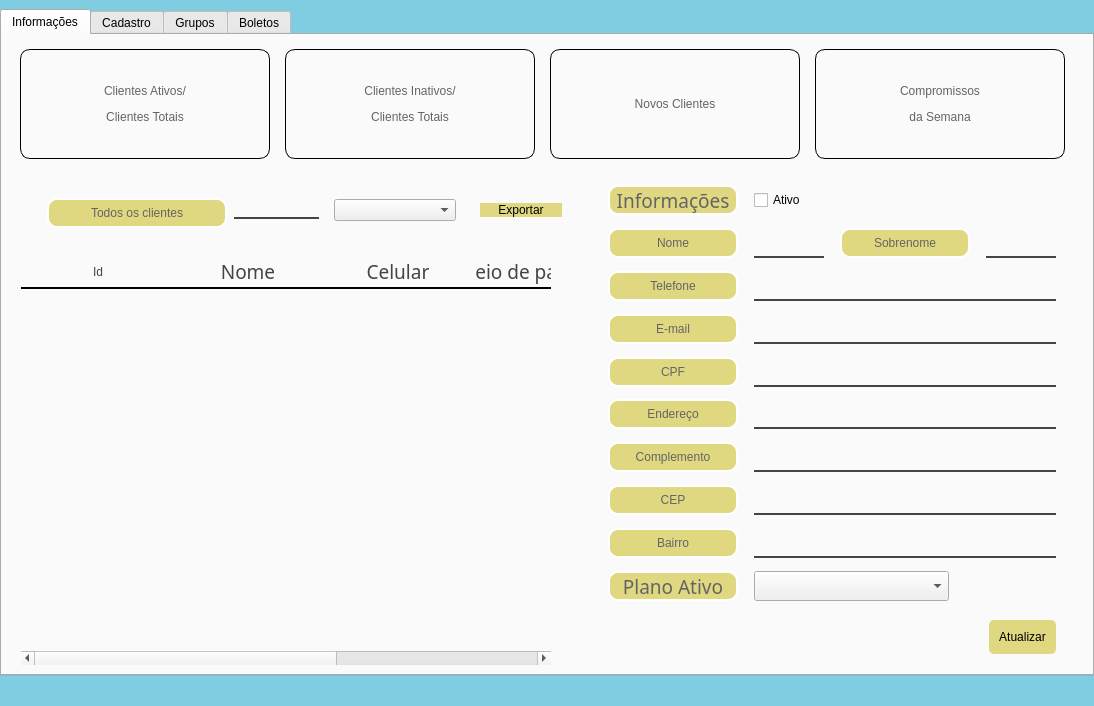
First picture: the form in Telas/UI/dashCliente.ui, repository Nautilidae-project/Nautilus, before the edit.
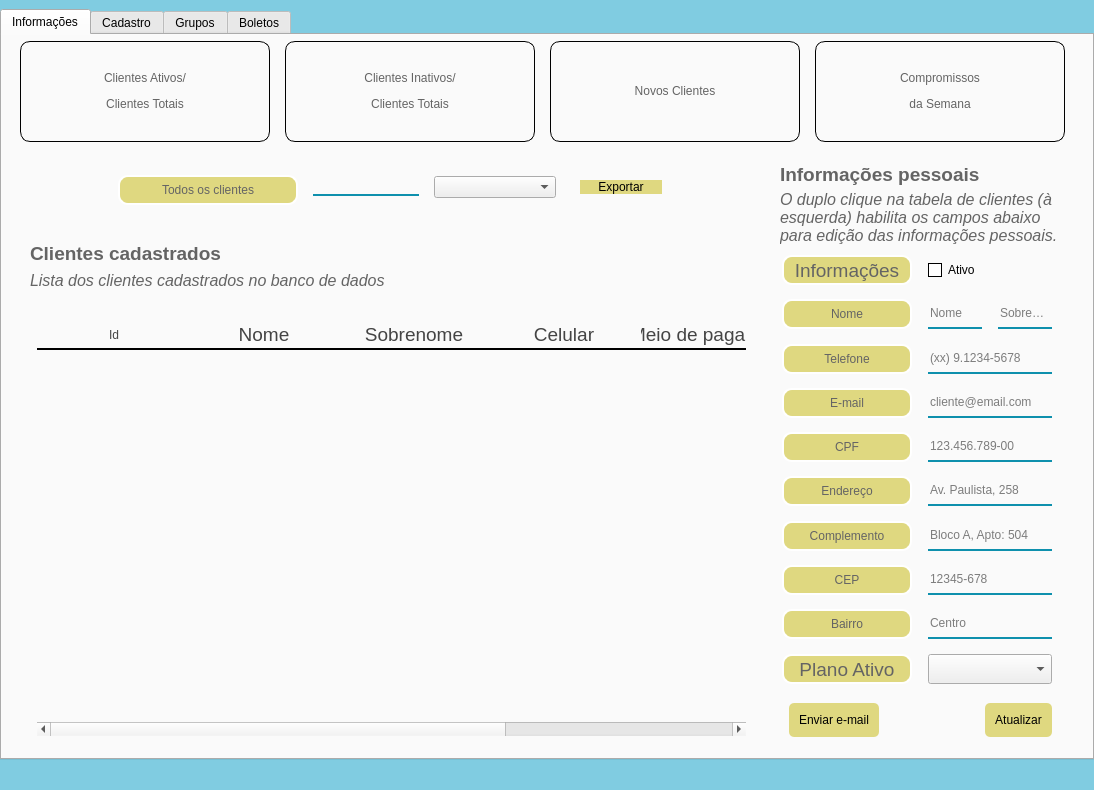
Second picture: the form after the edit. The open tabs and pages were chosen to show the change. Icons and pictures are not drawn.

Commit message: Label e loading do sistema, path arrumado, etc.

What changed in the file:
```diff
--- a/Telas/UI/dashCliente.ui
+++ b/Telas/UI/dashCliente.ui
@@ -7,9 +7,15 @@
     <x>0</x>
     <y>0</y>
     <width>1094</width>
-    <height>706</height>
+    <height>790</height>
    </rect>
   </property>
+  <property name="sizePolicy">
+   <sizepolicy hsizetype="Preferred" vsizetype="Minimum">
+    <horstretch>0</horstretch>
+    <verstretch>0</verstretch>
+   </sizepolicy>
+  </property>
   <property name="windowTitle">
    <string>Form</string>
   </property>
@@ -27,7 +33,7 @@
 
 /*------------------- Label ---------------------*/
 QLabel {
-	font: 200 14pt &quot;Fira Sans&quot; ;
+	font: 200 14pt &quot;Ubuntu&quot; ;
 
 	border-radius: 10px;
 	border: 2px solid  #fff;
@@ -43,27 +49,34 @@
 
 #lbTitulo{
 		background-color: none;
-		font: 300 22pt &quot;Fira Sans&quot; ;
+		font: 300 22pt &quot;Ubuntu&quot; ;
 }
 
 #lbCorpo{
 		background-color: none;
-		font: 200 18pt &quot;Fira Sans&quot; ;
+		font: 200 18pt &quot;Ubuntu&quot; ;
 }
 
 /*------------------- Line Edit ---------------------*/
 QLineEdit {
 	border: none;
 	background-color: #fafafa;
-	border-bottom: 2px solid #444444;
+	border-bottom: 2px solid;
+	border-color: rgb(14, 144, 173);
 	
-	font: 80 14pt &quot;Fira Sans&quot; ;
+	
+	font: 80 14pt &quot;Ubuntu&quot; ;
 
 }
 
 QLineEdit:focus{
-	border: 2px solid 444444;
-	border-radius: 10px;
+	border-width: 2px;
+	border-style: solid;
+	border-color: rgb(223, 216, 128);
+	border-top: none;
+	border-left: none;
+	border-right: none;
+/*	border-radius: 10px;*/
 }
 
 /*------------------- Push Buttom ---------------------*/
@@ -75,12 +88,21 @@
 QPushButton:hover {
 	background-color: #80CCE1;
 }
-#pbConfirmarAtualizacao{
+#pbConfirmarAtualizacao, #pbEnviarEmail{
 	border-radius: 5px;
 	padding: 10px;
 }
 
-</string>
+
+/*------------------- Table Widget ---------------------*/
+
+QTableWidget {
+	padding: 16px;
+}
+
+QTableWidget::item {
+	font-family: Ubuntu
+}</string>
   </property>
   <layout class="QGridLayout" name="gridLayout">
    <property name="leftMargin">
@@ -100,6 +122,12 @@
    </property>
    <item row="0" column="0">
     <widget class="QTabWidget" name="tabsCliente">
+     <property name="sizePolicy">
+      <sizepolicy hsizetype="Preferred" vsizetype="MinimumExpanding">
+       <horstretch>0</horstretch>
+       <verstretch>0</verstretch>
+      </sizepolicy>
+     </property>
      <property name="styleSheet">
       <string notr="true">QTabWidget::pane {
 	border-top: 3px solid;
@@ -127,7 +155,7 @@
     border-top-left-radius: 14px;
     border-top-right-radius: 14px;
 
-    padding: 10px;
+    padding: 8px;
 }
 
 QTabBar::tab:selected, QTabBar::tab:hover {
@@ -144,24 +172,114 @@
       <enum>QTabWidget::Rounded</enum>
      </property>
      <property name="currentIndex">
-      <number>2</number>
+      <number>0</number>
      </property>
      <widget class="QWidget" name="tbInfosCliente">
       <property name="enabled">
        <bool>true</bool>
       </property>
+      <property name="sizePolicy">
+       <sizepolicy hsizetype="Preferred" vsizetype="MinimumExpanding">
+        <horstretch>0</horstretch>
+        <verstretch>0</verstretch>
+       </sizepolicy>
+      </property>
+      <property name="styleSheet">
+       <string notr="true">/*#frInfoCliente {
+	background-color: rgba(197, 207, 198, 80);
+}*/
+
+/*-----------------------Frames------------------------------*/
+#frInfoBairro, 
+#frInfoCep, 
+#frInfoNome, 
+#frInfoTel, 
+#frInfoEndereco,
+#frInfoCep,
+#frInfoComplemento,
+#frInfoEmail,
+#frInfoCpf,
+#frInformacoes,
+#frInfoConfirmar,
+#frInfoMeioPag,
+#frInfoTitulo {
+	background-color: transparent;
+}
+
+#frInfoCliente {
+	padding: 4px;
+}
+
+
+/*-----------------------LineEdit------------------------------*/
+#leInfoBairro, 
+#leInfoCep, 
+#leInfoNome,
+#leInfoSobrenome, 
+#leInfoTel, 
+#leInfoEndereco,
+#leInfoCep,
+#leInfoComplemento,
+#leInfoEmail,
+#leInfoCpf,
+#leInformacoes {
+	background-color: transparent;
+}
+
+
+/*-----------------------CheckBox------------------------------*/
+#cbInfoAtivo::indicator:unchecked {
+	background-color: #fff;
+	border: 1px solid;
+}
+
+#cbInfoAtivo {
+	background-color: transparent;
+}
+
+
+/*-----------------------Labels------------------------------*/
+
+#lbInfoTitulo, #lbTblGeralTitulo {
+	border: 0px;
+	background-color: transparent;
+	font-family: Ubuntu;
+	font-size: 14pt;
+	font-weight: bold;
+}
+
+#lbInfoDescricao, #lbTblGeralDescricao{
+	border: 0px;
+	background-color: transparent;
+	font-family: Ubuntu;
+	font-size: 12pt;
+	font-style: italic;
+}</string>
+      </property>
       <attribute name="title">
        <string>Informações</string>
       </attribute>
       <layout class="QGridLayout" name="gridLayout_3">
+       <property name="topMargin">
+        <number>6</number>
+       </property>
        <property name="rightMargin">
         <number>18</number>
        </property>
+       <property name="bottomMargin">
+        <number>6</number>
+       </property>
        <item row="2" column="0">
         <widget class="QFrame" name="frClientsList">
+         <property name="sizePolicy">
+          <sizepolicy hsizetype="Expanding" vsizetype="Expanding">
+           <horstretch>0</horstretch>
+           <verstretch>0</verstretch>
+          </sizepolicy>
+         </property>
          <property name="maximumSize">
           <size>
-           <width>700</width>
+           <width>900</width>
            <height>16777215</height>
           </size>
          </property>
@@ -184,7 +302,7 @@
           <property name="bottomMargin">
            <number>0</number>
           </property>
-          <item row="0" column="0" alignment="Qt::AlignLeft">
+          <item row="2" column="0" alignment="Qt::AlignLeft">
            <widget class="QTableWidget" name="tblClientes">
             <property name="minimumSize">
              <size>
@@ -194,7 +312,7 @@
             </property>
             <property name="maximumSize">
              <size>
-              <width>530</width>
+              <width>900</width>
               <height>16777215</height>
              </size>
             </property>
@@ -322,7 +440,7 @@
              <number>0</number>
             </property>
             <property name="columnCount">
-             <number>5</number>
+             <number>6</number>
             </property>
             <attribute name="horizontalHeaderCascadingSectionResizes">
              <bool>true</bool>
@@ -347,7 +465,18 @@
              </property>
              <property name="font">
               <font>
-               <family>Fira Sans</family>
+               <family>Ubuntu</family>
+               <pointsize>14</pointsize>
+              </font>
+             </property>
+            </column>
+            <column>
+             <property name="text">
+              <string>Sobrenome</string>
+             </property>
+             <property name="font">
+              <font>
+               <family>Ubuntu</family>
                <pointsize>14</pointsize>
               </font>
              </property>
@@ -358,7 +487,7 @@
              </property>
              <property name="font">
               <font>
-               <family>Fira Sans</family>
+               <family>Ubuntu</family>
                <pointsize>14</pointsize>
               </font>
              </property>
@@ -369,7 +498,7 @@
              </property>
              <property name="font">
               <font>
-               <family>Fira Sans</family>
+               <family>Ubuntu</family>
                <pointsize>14</pointsize>
               </font>
              </property>
@@ -380,7 +509,7 @@
              </property>
              <property name="font">
               <font>
-               <family>Fira Sans</family>
+               <family>Ubuntu</family>
                <pointsize>14</pointsize>
               </font>
              </property>
@@ -404,6 +533,44 @@
             </layout>
            </widget>
           </item>
+          <item row="1" column="0">
+           <widget class="QFrame" name="frTblGeralTitulo">
+            <property name="minimumSize">
+             <size>
+              <width>0</width>
+              <height>60</height>
+             </size>
+            </property>
+            <property name="frameShape">
+             <enum>QFrame::StyledPanel</enum>
+            </property>
+            <property name="frameShadow">
+             <enum>QFrame::Raised</enum>
+            </property>
+            <layout class="QVBoxLayout" name="verticalLayout_8">
+             <item>
+              <widget class="QLabel" name="lbTblGeralTitulo">
+               <property name="minimumSize">
+                <size>
+                 <width>60</width>
+                 <height>0</height>
+                </size>
+               </property>
+               <property name="text">
+                <string>Clientes cadastrados</string>
+               </property>
+              </widget>
+             </item>
+             <item>
+              <widget class="QLabel" name="lbTblGeralDescricao">
+               <property name="text">
+                <string>Lista dos clientes cadastrados no banco de dados</string>
+               </property>
+              </widget>
+             </item>
+            </layout>
+           </widget>
+          </item>
          </layout>
         </widget>
        </item>
@@ -643,6 +810,56 @@
           <property name="bottomMargin">
            <number>2</number>
           </property>
+          <item>
+           <widget class="QFrame" name="frInfoTitulo">
+            <property name="minimumSize">
+             <size>
+              <width>0</width>
+              <height>60</height>
+             </size>
+            </property>
+            <property name="frameShape">
+             <enum>QFrame::NoFrame</enum>
+            </property>
+            <property name="frameShadow">
+             <enum>QFrame::Raised</enum>
+            </property>
+            <layout class="QVBoxLayout" name="verticalLayout_7">
+             <property name="spacing">
+              <number>4</number>
+             </property>
+             <property name="leftMargin">
+              <number>0</number>
+             </property>
+             <property name="topMargin">
+              <number>0</number>
+             </property>
+             <property name="rightMargin">
+              <number>0</number>
+             </property>
+             <property name="bottomMargin">
+              <number>0</number>
+             </property>
+             <item>
+              <widget class="QLabel" name="lbInfoTitulo">
+               <property name="text">
+                <string>Informações pessoais</string>
+               </property>
+              </widget>
+             </item>
+             <item>
+              <widget class="QLabel" name="lbInfoDescricao">
+               <property name="text">
+                <string>O duplo clique na tabela de clientes (à esquerda) habilita os campos abaixo para edição das informações pessoais.</string>
+               </property>
+               <property name="wordWrap">
+                <bool>true</bool>
+               </property>
+              </widget>
+             </item>
+            </layout>
+           </widget>
+          </item>
           <item>
            <widget class="QFrame" name="frInformacoes">
             <property name="minimumSize">
@@ -692,7 +909,7 @@
                </property>
                <property name="font">
                 <font>
-                 <family>Fira Sans</family>
+                 <family>Ubuntu</family>
                  <pointsize>14</pointsize>
                  <weight>25</weight>
                  <italic>false</italic>
@@ -792,27 +1009,11 @@
                  <height>30</height>
                 </size>
                </property>
-              </widget>
-             </item>
-             <item>
-              <widget class="QLabel" name="lbInfoSobrenome">
-               <property name="minimumSize">
-                <size>
-                 <width>130</width>
-                 <height>30</height>
-                </size>
+               <property name="maxLength">
+                <number>20</number>
                </property>
-               <property name="maximumSize">
-                <size>
-                 <width>130</width>
-                 <height>30</height>
-                </size>
-               </property>
-               <property name="text">
-                <string>Sobrenome</string>
-               </property>
-               <property name="alignment">
-                <set>Qt::AlignCenter</set>
+               <property name="placeholderText">
+                <string>Nome</string>
                </property>
               </widget>
              </item>
@@ -830,6 +1031,12 @@
                  <height>30</height>
                 </size>
                </property>
+               <property name="maxLength">
+                <number>30</number>
+               </property>
+               <property name="placeholderText">
+                <string>Sobrenome</string>
+               </property>
               </widget>
              </item>
             </layout>
@@ -901,6 +1108,12 @@
                  <height>30</height>
                 </size>
                </property>
+               <property name="maxLength">
+                <number>20</number>
+               </property>
+               <property name="placeholderText">
+                <string>(xx) 9.1234-5678</string>
+               </property>
               </widget>
              </item>
             </layout>
@@ -972,6 +1185,12 @@
                  <height>30</height>
                 </size>
                </property>
+               <property name="maxLength">
+                <number>40</number>
+               </property>
+               <property name="placeholderText">
+                <string>cliente@email.com</string>
+               </property>
               </widget>
              </item>
             </layout>
@@ -1043,6 +1262,12 @@
                  <height>30</height>
                 </size>
                </property>
+               <property name="maxLength">
+                <number>20</number>
+               </property>
+               <property name="placeholderText">
+                <string>123.456.789-00</string>
+               </property>
               </widget>
              </item>
             </layout>
@@ -1108,6 +1333,12 @@
                  <height>30</height>
                 </size>
                </property>
+               <property name="maxLength">
+                <number>50</number>
+               </property>
+               <property name="placeholderText">
+                <string>Av. Paulista, 258</string>
+               </property>
               </widget>
              </item>
             </layout>
@@ -1173,6 +1404,12 @@
                  <height>30</height>
                 </size>
                </property>
+               <property name="maxLength">
+                <number>30</number>
+               </property>
+               <property name="placeholderText">
+                <string>Bloco A, Apto: 504</string>
+               </property>
               </widget>
              </item>
             </layout>
@@ -1238,6 +1475,12 @@
                  <height>30</height>
                 </size>
                </property>
+               <property name="maxLength">
+                <number>15</number>
+               </property>
+               <property name="placeholderText">
+                <string>12345-678</string>
+               </property>
               </widget>
              </item>
             </layout>
@@ -1303,6 +1546,12 @@
                  <height>30</height>
                 </size>
                </property>
+               <property name="maxLength">
+                <number>30</number>
+               </property>
+               <property name="placeholderText">
+                <string>Centro</string>
+               </property>
               </widget>
              </item>
             </layout>
@@ -1354,7 +1603,7 @@
                </property>
                <property name="font">
                 <font>
-                 <family>Fira Sans</family>
+                 <family>Ubuntu</family>
                  <pointsize>14</pointsize>
                  <weight>25</weight>
                  <italic>false</italic>
@@ -1403,6 +1652,19 @@
              <property name="rightMargin">
               <number>16</number>
              </property>
+             <item>
+              <widget class="QPushButton" name="pbEnviarEmail">
+               <property name="minimumSize">
+                <size>
+                 <width>0</width>
+                 <height>30</height>
+                </size>
+               </property>
+               <property name="text">
+                <string>Enviar e-mail</string>
+               </property>
+              </widget>
+             </item>
              <item>
               <spacer name="horizontalSpacer_5">
                <property name="minimumSize">
@@ -1446,13 +1708,13 @@
          <property name="minimumSize">
           <size>
            <width>0</width>
-           <height>130</height>
+           <height>110</height>
           </size>
          </property>
          <property name="maximumSize">
           <size>
            <width>16777215</width>
-           <height>130</height>
+           <height>110</height>
           </size>
          </property>
          <property name="styleSheet">
@@ -1562,6 +1824,12 @@
       </layout>
      </widget>
      <widget class="QWidget" name="tbCadastraCliente">
+      <property name="sizePolicy">
+       <sizepolicy hsizetype="Preferred" vsizetype="MinimumExpanding">
+        <horstretch>0</horstretch>
+        <verstretch>0</verstretch>
+       </sizepolicy>
+      </property>
       <property name="styleSheet">
        <string notr="true"/>
       </property>
@@ -1569,6 +1837,12 @@
        <string>Cadastro</string>
       </attribute>
       <layout class="QGridLayout" name="gridLayout_2">
+       <property name="topMargin">
+        <number>6</number>
+       </property>
+       <property name="bottomMargin">
+        <number>6</number>
+       </property>
        <item row="0" column="0">
         <widget class="QFrame" name="frCabecalho">
          <property name="minimumSize">
@@ -1603,7 +1877,7 @@
            <widget class="QLabel" name="lbTitulo">
             <property name="font">
              <font>
-              <family>Fira Sans</family>
+              <family>Ubuntu</family>
               <pointsize>22</pointsize>
               <weight>37</weight>
               <italic>false</italic>
@@ -1724,6 +1998,9 @@
                <property name="text">
                 <string/>
                </property>
+               <property name="maxLength">
+                <number>20</number>
+               </property>
                <property name="placeholderText">
                 <string>Nome</string>
                </property>
@@ -1791,6 +2068,9 @@
                <property name="styleSheet">
                 <string notr="true"/>
                </property>
+               <property name="maxLength">
+                <number>30</number>
+               </property>
                <property name="placeholderText">
                 <string>Sobrenome</string>
                </property>
@@ -1959,6 +2239,9 @@
                <property name="styleSheet">
                 <string notr="true"/>
                </property>
+               <property name="maxLength">
+                <number>19</number>
+               </property>
                <property name="placeholderText">
                 <string>Celular</string>
                </property>
@@ -2024,6 +2307,9 @@
                <property name="styleSheet">
                 <string notr="true"/>
                </property>
+               <property name="maxLength">
+                <number>40</number>
+               </property>
                <property name="placeholderText">
                 <string>E - mail</string>
                </property>
@@ -2138,6 +2424,9 @@
                <property name="styleSheet">
                 <string notr="true"/>
                </property>
+               <property name="maxLength">
+                <number>15</number>
+               </property>
                <property name="placeholderText">
                 <string>CEP</string>
                </property>
@@ -2203,6 +2492,9 @@
                <property name="styleSheet">
                 <string notr="true"/>
                </property>
+               <property name="maxLength">
+                <number>50</number>
+               </property>
                <property name="placeholderText">
                 <string>Endereco</string>
                </property>
@@ -2317,6 +2609,9 @@
                <property name="styleSheet">
                 <string notr="true"/>
                </property>
+               <property name="maxLength">
+                <number>30</number>
+               </property>
                <property name="placeholderText">
                 <string>Bairro</string>
                </property>
@@ -2382,6 +2677,9 @@
                <property name="styleSheet">
                 <string notr="true"/>
                </property>
+               <property name="maxLength">
+                <number>30</number>
+               </property>
                <property name="placeholderText">
                 <string>Complemento</string>
                </property>
@@ -2412,6 +2710,12 @@
       </layout>
      </widget>
      <widget class="QWidget" name="tbGrupoCliente">
+      <property name="sizePolicy">
+       <sizepolicy hsizetype="Preferred" vsizetype="MinimumExpanding">
+        <horstretch>0</horstretch>
+        <verstretch>0</verstretch>
+       </sizepolicy>
+      </property>
       <property name="styleSheet">
        <string notr="true">QComboBox {
 	
@@ -2427,14 +2731,30 @@
 
 QComboBox::drop-down{
 	border: 0px;
+}
+
+#leDescricaoGrupo {
+	padding: 4px;
 }</string>
       </property>
       <attribute name="title">
        <string>Grupos</string>
       </attribute>
       <layout class="QHBoxLayout" name="horizontalLayout_3">
+       <property name="topMargin">
+        <number>6</number>
+       </property>
+       <property name="bottomMargin">
+        <number>6</number>
+       </property>
        <item>
         <widget class="QFrame" name="frGruposFormados">
+         <property name="sizePolicy">
+          <sizepolicy hsizetype="Preferred" vsizetype="Minimum">
+           <horstretch>0</horstretch>
+           <verstretch>0</verstretch>
+          </sizepolicy>
+         </property>
          <property name="styleSheet">
           <string notr="true">/*background-color: rgb(108, 251, 208);*/</string>
          </property>
@@ -2450,7 +2770,7 @@
                <x>0</x>
                <y>0</y>
                <width>552</width>
-               <height>495</height>
+               <height>589</height>
               </rect>
              </property>
             </widget>
@@ -2603,6 +2923,12 @@
        </item>
        <item alignment="Qt::AlignHCenter">
         <widget class="QFrame" name="frFormarGrupos">
+         <property name="sizePolicy">
+          <sizepolicy hsizetype="Preferred" vsizetype="Minimum">
+           <horstretch>0</horstretch>
+           <verstretch>0</verstretch>
+          </sizepolicy>
+         </property>
          <property name="minimumSize">
           <size>
            <width>500</width>
@@ -2783,6 +3109,9 @@
 	background-color: transparent;
 }</string>
                </property>
+               <property name="maxLength">
+                <number>30</number>
+               </property>
               </widget>
              </item>
             </layout>
@@ -2919,6 +3248,9 @@
                  <height>100</height>
                 </size>
                </property>
+               <property name="placeholderText">
+                <string>Grupo para alinhamento de propostas.                                                            Máx caracteres 700.</string>
+               </property>
               </widget>
              </item>
             </layout>
@@ -3082,7 +3414,7 @@
              <item>
               <widget class="QTableWidget" name="tblParticipantes">
                <property name="sizePolicy">
-                <sizepolicy hsizetype="MinimumExpanding" vsizetype="Expanding">
+                <sizepolicy hsizetype="Expanding" vsizetype="Expanding">
                  <horstretch>0</horstretch>
                  <verstretch>0</verstretch>
                 </sizepolicy>
@@ -3209,13 +3541,13 @@
               <number>0</number>
              </property>
              <property name="topMargin">
-              <number>0</number>
+              <number>4</number>
              </property>
              <property name="rightMargin">
               <number>0</number>
              </property>
              <property name="bottomMargin">
-              <number>0</number>
+              <number>4</number>
              </property>
              <item>
               <widget class="QPushButton" name="pbAddGrupo">
```
The commit also changes 29 other files.
